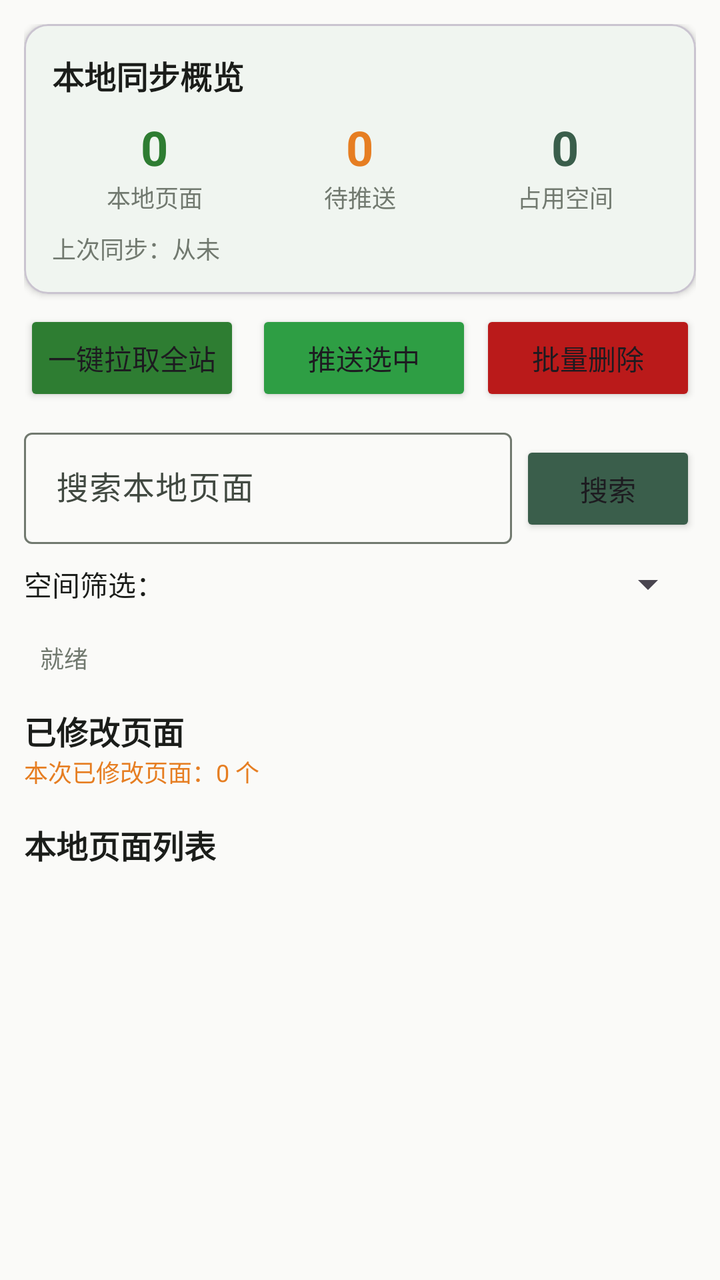
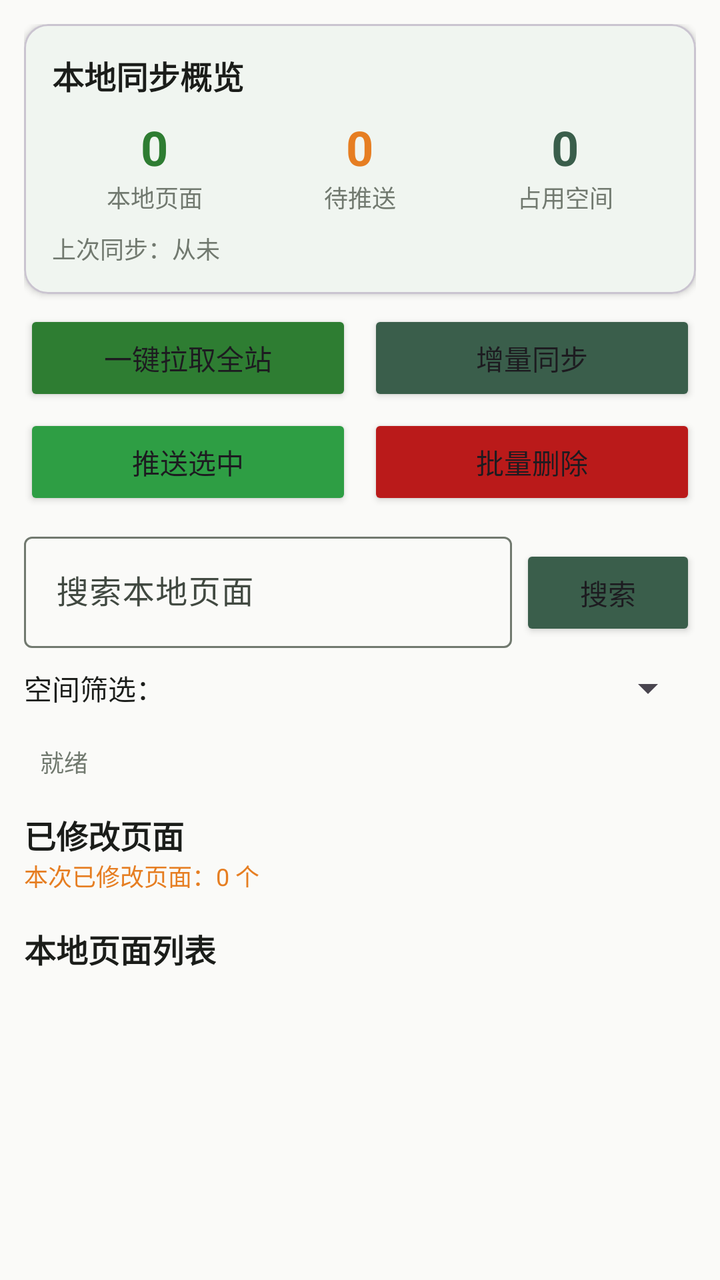

Compare the two renders of this Android layout. The source of the first and the diff that turns it into the second are given below.
<!-- AndroidManifest.xml: application theme Theme.SveWikiEditor -->
<!-- res/layout/fragment_sync.xml -->
<?xml version="1.0" encoding="utf-8"?>
<LinearLayout xmlns:android="http://schemas.android.com/apk/res/android"
    xmlns:app="http://schemas.android.com/apk/res-auto"
    android:layout_width="match_parent"
    android:layout_height="match_parent"
    android:orientation="vertical"
    android:padding="12dp">

    
    <com.google.android.material.card.MaterialCardView
        android:layout_width="match_parent"
        android:layout_height="wrap_content"
        android:layout_marginBottom="8dp"
        app:cardCornerRadius="12dp"
        app:cardElevation="2dp">

        <LinearLayout
            android:layout_width="match_parent"
            android:layout_height="wrap_content"
            android:orientation="vertical"
            android:padding="14dp">

            <TextView
                android:layout_width="wrap_content"
                android:layout_height="wrap_content"
                android:text="本地同步概览"
                android:textSize="16sp"
                android:textStyle="bold"
                android:textColor="@color/text_primary" />

            <LinearLayout
                android:layout_width="match_parent"
                android:layout_height="wrap_content"
                android:orientation="horizontal"
                android:layout_marginTop="8dp">

                <LinearLayout
                    android:layout_width="0dp"
                    android:layout_height="wrap_content"
                    android:layout_weight="1"
                    android:orientation="vertical"
                    android:gravity="center">

                    <TextView
                        android:id="@+id/tv_total_pages"
                        android:layout_width="wrap_content"
                        android:layout_height="wrap_content"
                        android:text="0"
                        android:textSize="24sp"
                        android:textStyle="bold"
                        android:textColor="@color/primary" />

                    <TextView
                        android:layout_width="wrap_content"
                        android:layout_height="wrap_content"
                        android:text="本地页面"
                        android:textSize="12sp"
                        android:textColor="@color/text_secondary" />
                </LinearLayout>

                <LinearLayout
                    android:layout_width="0dp"
                    android:layout_height="wrap_content"
                    android:layout_weight="1"
                    android:orientation="vertical"
                    android:gravity="center">

                    <TextView
                        android:id="@+id/tv_modified_count"
                        android:layout_width="wrap_content"
                        android:layout_height="wrap_content"
                        android:text="0"
                        android:textSize="24sp"
                        android:textStyle="bold"
                        android:textColor="@color/accent_orange" />

                    <TextView
                        android:layout_width="wrap_content"
                        android:layout_height="wrap_content"
                        android:text="待推送"
                        android:textSize="12sp"
                        android:textColor="@color/text_secondary" />
                </LinearLayout>

                <LinearLayout
                    android:layout_width="0dp"
                    android:layout_height="wrap_content"
                    android:layout_weight="1"
                    android:orientation="vertical"
                    android:gravity="center">

                    <TextView
                        android:id="@+id/tv_total_size"
                        android:layout_width="wrap_content"
                        android:layout_height="wrap_content"
                        android:text="0"
                        android:textSize="24sp"
                        android:textStyle="bold"
                        android:textColor="@color/secondary" />

                    <TextView
                        android:layout_width="wrap_content"
                        android:layout_height="wrap_content"
                        android:text="占用空间"
                        android:textSize="12sp"
                        android:textColor="@color/text_secondary" />
                </LinearLayout>
            </LinearLayout>

            <TextView
                android:id="@+id/tv_last_sync"
                android:layout_width="match_parent"
                android:layout_height="wrap_content"
                android:layout_marginTop="8dp"
                android:text="上次同步：从未"
                android:textSize="12sp"
                android:textColor="@color/text_secondary" />

        </LinearLayout>
    </com.google.android.material.card.MaterialCardView>

    
    <LinearLayout
        android:layout_width="match_parent"
        android:layout_height="wrap_content"
        android:orientation="horizontal"
        android:layout_marginBottom="8dp">

        <Button
            android:id="@+id/btn_pull_all"
            android:layout_width="0dp"
            android:layout_height="wrap_content"
            android:layout_weight="1"
            android:layout_marginEnd="4dp"
            android:text="一键拉取全站"
            android:backgroundTint="@color/primary" />

        <Button
            android:id="@+id/btn_push_selected"
            android:layout_width="0dp"
            android:layout_height="wrap_content"
            android:layout_weight="1"
            android:layout_marginStart="4dp"
            android:text="推送选中"
            android:backgroundTint="@color/accent_green" />

        <Button
            android:id="@+id/btn_delete_pages"
            android:layout_width="0dp"
            android:layout_height="wrap_content"
            android:layout_weight="1"
            android:layout_marginStart="4dp"
            android:text="批量删除"
            android:backgroundTint="@color/error_color" />
    </LinearLayout>

    
    <LinearLayout
        android:layout_width="match_parent"
        android:layout_height="wrap_content"
        android:orientation="horizontal"
        android:layout_marginBottom="8dp">

        <com.google.android.material.textfield.TextInputLayout
            android:layout_width="0dp"
            android:layout_height="wrap_content"
            android:layout_weight="1"
            android:hint="搜索本地页面"
            style="@style/Widget.Material3.TextInputLayout.OutlinedBox">
            <com.google.android.material.textfield.TextInputEditText
                android:id="@+id/et_search"
                android:layout_width="match_parent"
                android:layout_height="wrap_content"
                android:imeOptions="actionSearch"
                android:inputType="text" />
        </com.google.android.material.textfield.TextInputLayout>

        <Button
            android:id="@+id/btn_search"
            android:layout_width="wrap_content"
            android:layout_height="wrap_content"
            android:layout_marginStart="4dp"
            android:text="搜索"
            android:backgroundTint="@color/secondary" />
    </LinearLayout>

    
    <LinearLayout
        android:layout_width="match_parent"
        android:layout_height="wrap_content"
        android:orientation="horizontal"
        android:layout_marginBottom="8dp"
        android:gravity="center_vertical">

        <TextView
            android:layout_width="wrap_content"
            android:layout_height="wrap_content"
            android:text="空间筛选："
            android:textSize="14sp"
            android:textColor="@color/text_primary" />

        <Spinner
            android:id="@+id/spinner_namespace"
            android:layout_width="0dp"
            android:layout_height="wrap_content"
            android:layout_weight="1" />
    </LinearLayout>

    
    <ProgressBar
        android:id="@+id/progress_bar"
        style="?android:attr/progressBarStyleHorizontal"
        android:layout_width="match_parent"
        android:layout_height="wrap_content"
        android:visibility="gone" />

    <TextView
        android:id="@+id/tv_status"
        android:layout_width="match_parent"
        android:layout_height="wrap_content"
        android:padding="8dp"
        android:textSize="12sp"
        android:textColor="@color/text_secondary"
        android:text="就绪" />

    
    <TextView
        android:layout_width="wrap_content"
        android:layout_height="wrap_content"
        android:layout_marginTop="8dp"
        android:text="已修改页面"
        android:textSize="16sp"
        android:textStyle="bold"
        android:textColor="@color/text_primary" />

    <TextView
        android:id="@+id/tv_modified_summary"
        android:layout_width="match_parent"
        android:layout_height="wrap_content"
        android:text="本次已修改页面：0 个"
        android:textSize="12sp"
        android:textColor="@color/accent_orange" />

    <ScrollView
        android:layout_width="match_parent"
        android:layout_height="wrap_content"
        android:layout_marginBottom="8dp"
        android:maxHeight="120dp">

        <LinearLayout
            android:id="@+id/ll_modified_pages"
            android:layout_width="match_parent"
            android:layout_height="wrap_content"
            android:orientation="vertical" />
    </ScrollView>

    
    <TextView
        android:layout_width="wrap_content"
        android:layout_height="wrap_content"
        android:layout_marginTop="8dp"
        android:text="本地页面列表"
        android:textSize="16sp"
        android:textStyle="bold"
        android:textColor="@color/text_primary" />

    <ScrollView
        android:layout_width="match_parent"
        android:layout_height="0dp"
        android:layout_weight="1">

        <LinearLayout
            android:id="@+id/ll_fetched_pages"
            android:layout_width="match_parent"
            android:layout_height="wrap_content"
            android:orientation="vertical" />
    </ScrollView>

</LinearLayout>
<!-- resources referenced by this layout -->
<resources>
  <color name="accent_green">#2E9E44</color>
  <color name="accent_orange">#E67E22</color>
  <color name="error_color">#BA1A1A</color>
  <color name="primary">#2E7D32</color>
  <color name="secondary">#3A5E4B</color>
  <color name="text_primary">#1B1D1A</color>
  <color name="text_secondary">#71796F</color>
  <style name="Theme.SveWikiEditor" parent="Theme.Material3.DayNight.NoActionBar">
          <item name="colorPrimary">@color/primary</item>
          <item name="colorOnPrimary">@color/on_primary</item>
          <item name="colorPrimaryContainer">@color/primary_container</item>
          <item name="colorOnPrimaryContainer">@color/on_primary_container</item>
          <item name="colorSecondary">@color/secondary</item>
          <item name="colorOnSecondary">@color/on_secondary</item>
          <item name="colorSecondaryContainer">@color/secondary_container</item>
          <item name="colorOnSecondaryContainer">@color/on_secondary_container</item>
          <item name="colorTertiary">@color/tertiary</item>
          <item name="colorOnTertiary">@color/on_tertiary</item>
          <item name="colorTertiaryContainer">@color/tertiary_container</item>
          <item name="colorOnTertiaryContainer">@color/on_tertiary_container</item>
          <item name="android:colorBackground">@color/background</item>
          <item name="colorOnBackground">@color/on_background</item>
          <item name="colorSurface">@color/surface</item>
          <item name="colorOnSurface">@color/on_surface</item>
          <item name="colorSurfaceVariant">@color/surface_variant</item>
          <item name="colorOnSurfaceVariant">@color/on_surface_variant</item>
          <item name="colorOutline">@color/outline</item>
          <item name="colorError">@color/error</item>
          <item name="colorOnError">@color/on_error</item>
          <item name="android:statusBarColor">@color/surface_variant</item>
          <item name="android:navigationBarColor">@color/surface</item>
      </style>
  <color name="on_primary">#FFFFFF</color>
  <color name="primary_container">#B7F3B0</color>
  <color name="on_primary_container">#012B0B</color>
  <color name="on_secondary">#FFFFFF</color>
  <color name="secondary_container">#B9F0C8</color>
  <color name="on_secondary_container">#07392A</color>
  <color name="tertiary">#2E3F55</color>
  <color name="on_tertiary">#FFFFFF</color>
  <color name="tertiary_container">#C2E6FF</color>
  <color name="on_tertiary_container">#152C44</color>
  <color name="background">#FAFAF8</color>
  <color name="on_background">#1B1D1A</color>
  <color name="surface">#FFFFFF</color>
  <color name="on_surface">#1B1D1A</color>
  <color name="surface_variant">#E5E8E3</color>
  <color name="on_surface_variant">#414941</color>
  <color name="outline">#71796F</color>
  <color name="error">#BA1A1A</color>
  <color name="on_error">#FFFFFF</color>
</resources>

<!-- the commit's change to res/layout/fragment_sync.xml (unified diff, before → after) -->
@@ -124,7 +124,7 @@
         android:layout_width="match_parent"
         android:layout_height="wrap_content"
         android:orientation="horizontal"
-        android:layout_marginBottom="8dp">
+        android:layout_marginBottom="4dp">
 
         <Button
             android:id="@+id/btn_pull_all"
@@ -136,11 +136,28 @@
             android:backgroundTint="@color/primary" />
 
         <Button
+            android:id="@+id/btn_sync_recent"
+            android:layout_width="0dp"
+            android:layout_height="wrap_content"
+            android:layout_weight="1"
+            android:layout_marginStart="4dp"
+            android:text="增量同步"
+            android:backgroundTint="@color/secondary" />
+    </LinearLayout>
+
+    
+    <LinearLayout
+        android:layout_width="match_parent"
+        android:layout_height="wrap_content"
+        android:orientation="horizontal"
+        android:layout_marginBottom="8dp">
+
+        <Button
             android:id="@+id/btn_push_selected"
             android:layout_width="0dp"
             android:layout_height="wrap_content"
             android:layout_weight="1"
-            android:layout_marginStart="4dp"
+            android:layout_marginEnd="4dp"
             android:text="推送选中"
             android:backgroundTint="@color/accent_green" />
 
